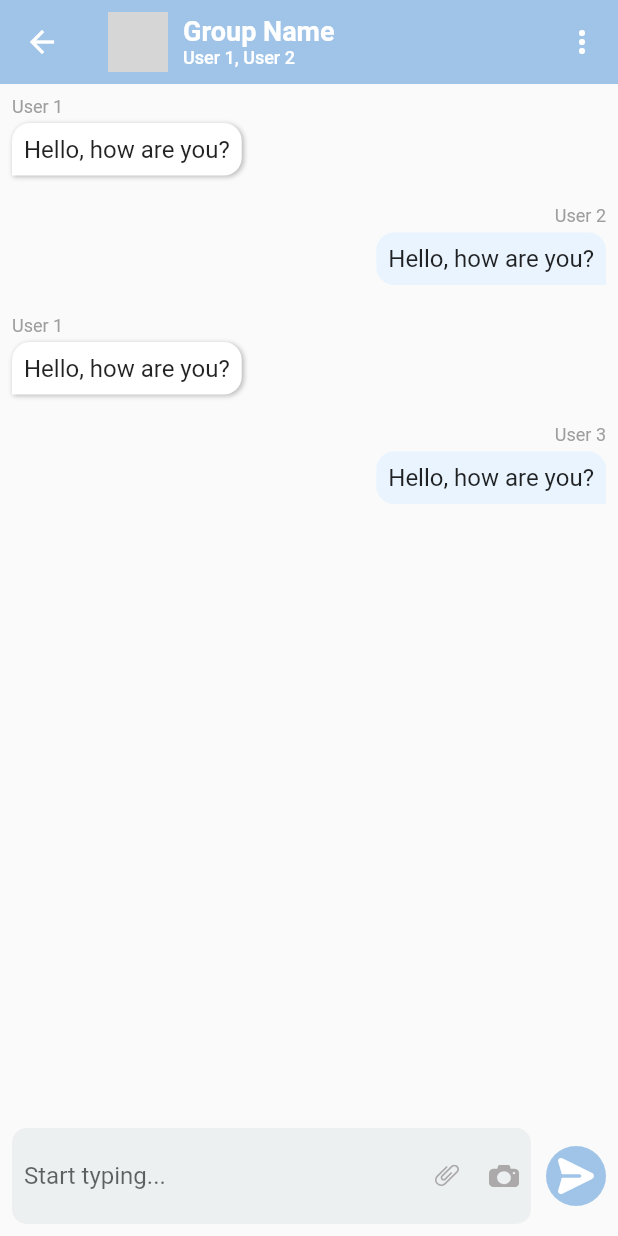
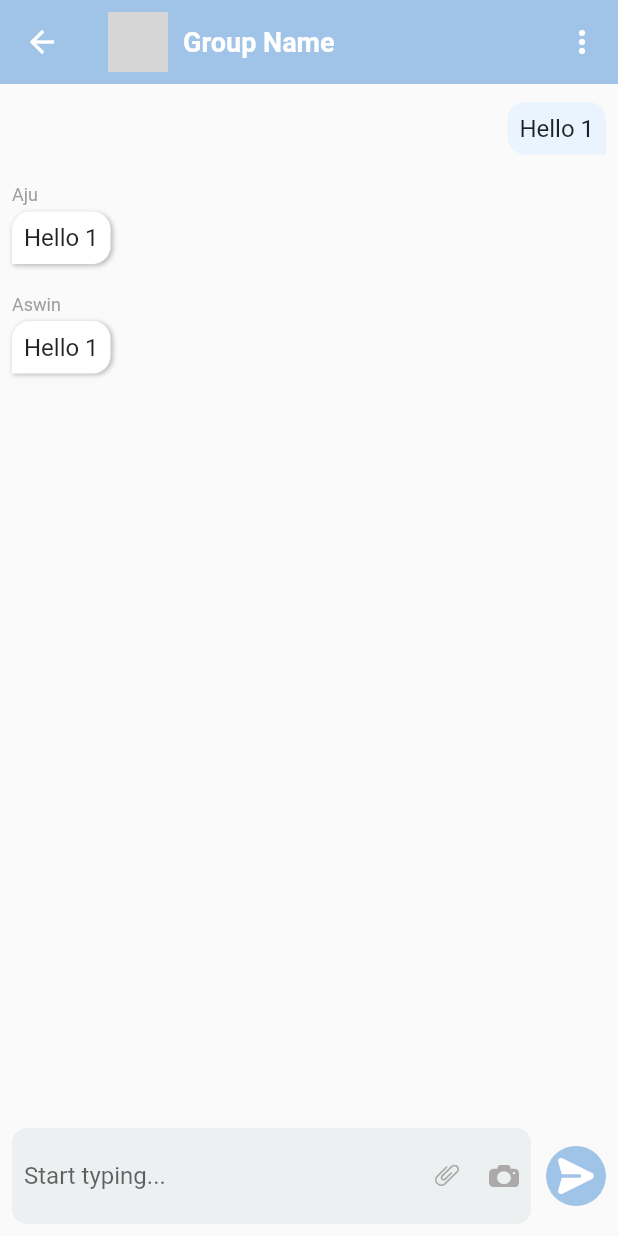
Before and after one commit to abdut7/stellar_app, a Flutter app: the GroupChatScreen screen opened directly with empty values, on a phone screen of 412 x 824 dp. Run offline on Flutter 3.47's test engine with Material 2 defaults, Android fonts, the phone set to English and light mode, and no system bars; our stand-ins replace contacts_service, dio, flutter_screenutil, flutter_svg, geolocator, get and 6 more; accounts and stored records are empty; network calls fail; grey boxes are pictures that could not be loaded.

Commit message:
Added group screen and implemented chat display

```diff
--- a/lib/View/Chat/group_chat/group_chat_screen.dart
+++ b/lib/View/Chat/group_chat/group_chat_screen.dart
@@ -1,7 +1,9 @@
 import 'package:base_project/View/chat/group_chat/group_info/group_info_screen.dart';
 import 'package:base_project/View/chat/group_chat/widgets/group_chat_bubble.dart';
 import 'package:base_project/View/chat/widgets/bottom_field_sent_widget.dart';
+import 'package:base_project/controllers/group_chat_controller.dart';
 import 'package:base_project/models/api_models/chat_history_model.dart';
+import 'package:base_project/models/group_chat/group_message_model.dart';
 import 'package:flutter/material.dart';
 import 'package:get/get.dart';
 
@@ -11,6 +13,7 @@ class GroupChatScreen extends StatelessWidget {
   GroupChatScreen({super.key, required this.chatHistoryList});
 
   TextEditingController messageConteroller = TextEditingController();
+  GroupChatController groupChatController = Get.put(GroupChatController());
 
   @override
   Widget build(BuildContext context) {
@@ -30,8 +33,8 @@ class GroupChatScreen extends StatelessWidget {
                 backgroundImage: NetworkImage(chatHistoryList.strIconURL),
                 radius: 20.0, // Adjust the size of the circle avatar as needed
               ),
-              SizedBox(width: 10.0),
-              Column(
+              const SizedBox(width: 10.0),
+              const Column(
                 crossAxisAlignment: CrossAxisAlignment.start,
                 children: [
                   Text(
@@ -39,10 +42,10 @@ class GroupChatScreen extends StatelessWidget {
                     style:
                         TextStyle(fontSize: 18.0, fontWeight: FontWeight.bold),
                   ),
-                  Text(
-                    'User 1, User 2',
-                    style: TextStyle(fontSize: 12.0),
-                  ),
+                  // Text(
+                  //   'User 1, User 2',
+                  //   style: TextStyle(fontSize: 12.0),
+                  // ),
                 ],
               ),
             ],
@@ -50,7 +53,7 @@ class GroupChatScreen extends StatelessWidget {
         ),
         actions: [
           IconButton(
-            icon: Icon(Icons.more_vert),
+            icon: const Icon(Icons.more_vert),
             onPressed: () {
               // Implement your menu actions here
             },
@@ -60,42 +63,36 @@ class GroupChatScreen extends StatelessWidget {
       body: Column(
         children: [
           // Chat messages
-          Expanded(
-            flex: 5,
-            child: ListView(
-              // Replace this with your chat messages data
-              children: [
-                GroupChatBubble(
-                  senderName: 'User 1',
-                  message: 'Hello, how are you?',
-                  alignment: BubbleAlignment
-                      .left, // Change to BubbleAlignment.right for the sender's messages
-                ),
-                GroupChatBubble(
-                  senderName: 'User 2',
-                  message: 'Hello, how are you?',
-                  alignment: BubbleAlignment
-                      .right, // Change to BubbleAlignment.right for the sender's messages
-                ),
+          Obx(() {
+            if (groupChatController.isErrorOccured.value) {
+              return const Center(child: Text("Error occured while loading"));
+            }
+            if (groupChatController.isLoading.value) {
+              return const Center(child: CircularProgressIndicator());
+            }
 
-                GroupChatBubble(
-                  senderName: 'User 1',
-                  message: 'Hello, how are you?',
-                  alignment: BubbleAlignment
-                      .left, // Change to BubbleAlignment.right for the sender's messages
-                ),
+            if (groupChatController.groupMessageList.isEmpty) {
+              return const Spacer();
+            }
 
-                GroupChatBubble(
-                  senderName: 'User 3',
-                  message: 'Hello, how are you?',
-                  alignment: BubbleAlignment
-                      .right, // Change to BubbleAlignment.right for the sender's messages
-                ),
-
-                // Add more chat messages here
-              ],
-            ),
-          ),
+            return Expanded(
+                flex: 5,
+                child: ListView.builder(
+                  itemCount: groupChatController.groupMessageList.length,
+                  itemBuilder: (context, index) {
+                    GroupMessageModel model =
+                        groupChatController.groupMessageList[index];
+                    return GroupChatBubble(
+                      senderName: model.strName,
+                      message: model.strMessage,
+                      alignment: model.strName == 'you'
+                          ? BubbleAlignment.right
+                          : BubbleAlignment
+                              .left, // Change to BubbleAlignment.right for the sender's messages
+                    );
+                  },
+                ));
+          }),
 
           // Message input field
           ChatBottomFieldSent(
--- a/lib/View/Chat/group_chat/widgets/group_chat_bubble.dart
+++ b/lib/View/Chat/group_chat/widgets/group_chat_bubble.dart
@@ -22,43 +22,45 @@ class GroupChatBubble extends StatelessWidget {
             ? CrossAxisAlignment.start
             : CrossAxisAlignment.end,
         children: [
-          Text(
-            senderName,
-            style: TextStyle(
-              fontSize: 12.0,
-              color: Colors.grey,
-            ),
-          ),
+          alignment == BubbleAlignment.right
+              ? const SizedBox()
+              : Text(
+                  senderName,
+                  style: const TextStyle(
+                    fontSize: 12.0,
+                    color: Colors.grey,
+                  ),
+                ),
           Container(
-            margin: EdgeInsets.symmetric(vertical: 4.0),
-            padding: EdgeInsets.all(8.0),
+            margin: const EdgeInsets.symmetric(vertical: 4.0),
+            padding: const EdgeInsets.all(8.0),
             decoration: BoxDecoration(
               color: alignment == BubbleAlignment.left
                   ? Colors.white
-                  : Color(0xFFE9F4FF),
+                  : const Color(0xFFE9F4FF),
               borderRadius: BorderRadius.only(
-                topLeft: Radius.circular(12.0),
-                topRight: Radius.circular(12.0),
+                topLeft: const Radius.circular(12.0),
+                topRight: const Radius.circular(12.0),
                 bottomLeft: alignment == BubbleAlignment.right
-                    ? Radius.circular(12.0)
-                    : Radius.circular(0.0),
+                    ? const Radius.circular(12.0)
+                    : const Radius.circular(0.0),
                 bottomRight: alignment == BubbleAlignment.left
-                    ? Radius.circular(12.0)
-                    : Radius.circular(0.0),
+                    ? const Radius.circular(12.0)
+                    : const Radius.circular(0.0),
               ),
               boxShadow: alignment == BubbleAlignment.left
                   ? [
                       BoxShadow(
                         color: Colors.black.withOpacity(0.25),
                         blurRadius: 2.0,
-                        offset: Offset(1.0, 1.0),
+                        offset: const Offset(1.0, 1.0),
                       ),
                     ]
                   : [],
             ),
             child: Text(
               message,
-              style: TextStyle(fontSize: 16.0),
+              style: const TextStyle(fontSize: 16.0),
             ),
           ),
         ],
--- /dev/null
+++ b/lib/controllers/group_chat_controller.dart
@@ -0,0 +1,37 @@
+import 'package:get/get.dart';
+
+import '../models/group_chat/group_message_model.dart';
+
+class GroupChatController extends GetxController {
+  RxList<GroupMessageModel> groupMessageList = RxList([
+    GroupMessageModel(
+        id: "id",
+        strUserId: "strUserId",
+        strType: "strType",
+        strMessage: "Hello 1",
+        strMessageType: "text",
+        strName: "you",
+        strIconURL: "strIconURL",
+        strCreatedTime: "2.34"),
+    GroupMessageModel(
+        id: "id",
+        strUserId: "strUserId",
+        strType: "strType",
+        strMessage: "Hello 1",
+        strMessageType: "text",
+        strName: "Aju",
+        strIconURL: "strIconURL",
+        strCreatedTime: "2.34"),
+    GroupMessageModel(
+        id: "id",
+        strUserId: "strUserId",
+        strType: "strType",
+        strMessage: "Hello 1",
+        strMessageType: "text",
+        strName: "Aswin",
+        strIconURL: "strIconURL",
+        strCreatedTime: "2.34")
+  ]);
+  RxBool isLoading = RxBool(false);
+  RxBool isErrorOccured = RxBool(false);
+}
--- a/lib/controllers/user_controller.dart
+++ b/lib/controllers/user_controller.dart
@@ -5,3 +5,5 @@ import '../models/api_models/user_details_model.dart';
 class UserController extends GetxController {
   Rx<UserDetailsModel?> userDetailsModel = Rx(null);
 }
+
+UserController controller = Get.find();
--- /dev/null
+++ b/lib/models/group_chat/group_message_model.dart
@@ -0,0 +1,73 @@
+class GroupMessageResponseModel {
+  GroupMessageResponseModel({
+    required this.success,
+    required this.message,
+    required this.statusCode,
+    required this.groupMessageModel,
+  });
+  late final bool success;
+  late final String message;
+  late final int statusCode;
+  late final List<GroupMessageModel> groupMessageModel;
+
+  GroupMessageResponseModel.fromJson(Map<String, dynamic> json){
+    success = json['success'];
+    message = json['message'];
+    statusCode = json['statusCode'];
+    groupMessageModel = List.from(json['arrList']).map((e)=>GroupMessageModel.fromJson(e)).toList();
+  }
+
+  Map<String, dynamic> toJson() {
+    final _data = <String, dynamic>{};
+    _data['success'] = success;
+    _data['message'] = message;
+    _data['statusCode'] = statusCode;
+    _data['arrList'] = groupMessageModel.map((e)=>e.toJson()).toList();
+    return _data;
+  }
+}
+
+class GroupMessageModel {
+  GroupMessageModel({
+    required this.id,
+    required this.strUserId,
+    required this.strType,
+    required this.strMessage,
+    required this.strMessageType,
+    required this.strName,
+    required this.strIconURL,
+    required this.strCreatedTime,
+  });
+  late final String id;
+  late final String strUserId;
+  late final String strType;
+  late final String strMessage;
+  late final String strMessageType;
+  late final String strName;
+  late final String strIconURL;
+  late final String strCreatedTime;
+
+  GroupMessageModel.fromJson(Map<String, dynamic> json){
+  id = json['_id'];
+    strUserId = json['strUserId'];
+    strType = json['strType'];
+    strMessage = json['strMessage'];
+    strMessageType = json['strMessageType'];
+    strName = json['strName'];
+    strIconURL = json['strIconURL'];
+    strCreatedTime = json['strCreatedTime'];
+  }
+
+  Map<String, dynamic> toJson() {
+    final _data = <String, dynamic>{};
+    _data['_id'] = id;
+    _data['strUserId'] = strUserId;
+    _data['strType'] = strType;
+    _data['strMessage'] = strMessage;
+    _data['strMessageType'] = strMessageType;
+    _data['strName'] = strName;
+    _data['strIconURL'] = strIconURL;
+    _data['strCreatedTime'] = strCreatedTime;
+    return _data;
+  }
+}
```
